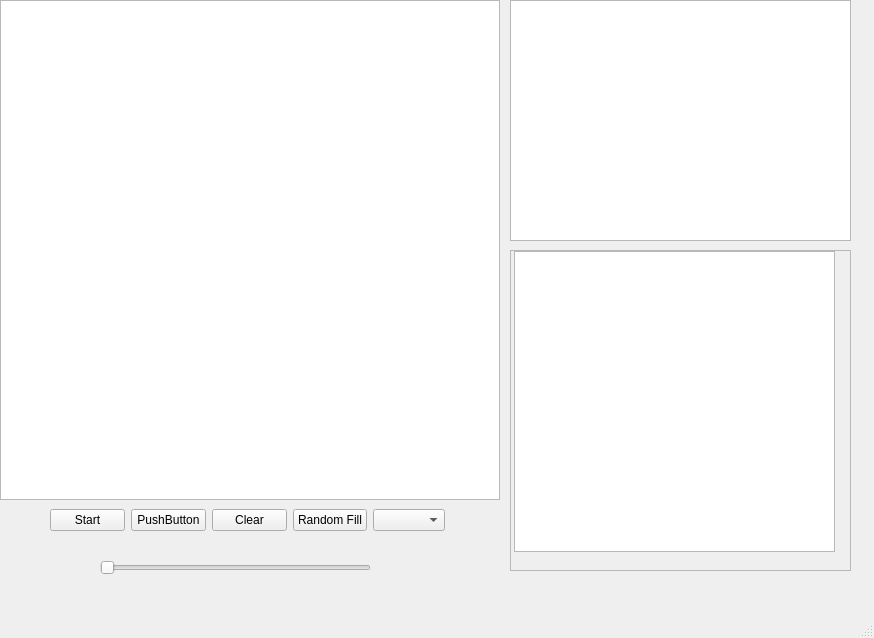
This is GameOfLife.ui in bsgmike/Optimised-Game-Of-Life as Qt 5 draws it before an edit. The edited form follows.
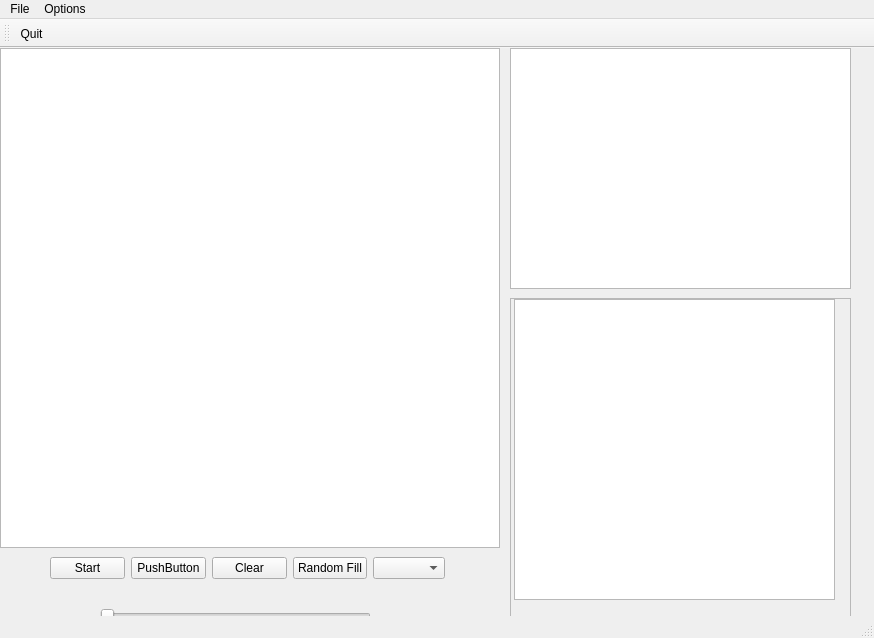
This is the edited form. Custom widgets are drawn as their Qt base class.

Commit message: added menu and tool bar

What changed in the file:
```diff
--- a/GameOfLife.ui
+++ b/GameOfLife.ui
@@ -148,8 +148,56 @@
      <height>21</height>
     </rect>
    </property>
+   <widget class="QMenu" name="menuFile">
+    <property name="title">
+     <string>File</string>
+    </property>
+    <addaction name="actionQuit"/>
+    <addaction name="actionRandom"/>
+   </widget>
+   <widget class="QMenu" name="menuOptions">
+    <property name="title">
+     <string>Options</string>
+    </property>
+    <addaction name="actionCell_Colors"/>
+    <addaction name="actionSpeed"/>
+   </widget>
+   <addaction name="menuFile"/>
+   <addaction name="menuOptions"/>
   </widget>
   <widget class="QStatusBar" name="statusbar"/>
+  <widget class="QToolBar" name="toolBar">
+   <property name="windowTitle">
+    <string>toolBar</string>
+   </property>
+   <attribute name="toolBarArea">
+    <enum>TopToolBarArea</enum>
+   </attribute>
+   <attribute name="toolBarBreak">
+    <bool>false</bool>
+   </attribute>
+   <addaction name="actionQuit"/>
+  </widget>
+  <action name="actionCell_Colors">
+   <property name="text">
+    <string>Cell Colors</string>
+   </property>
+  </action>
+  <action name="actionSpeed">
+   <property name="text">
+    <string>Speed</string>
+   </property>
+  </action>
+  <action name="actionQuit">
+   <property name="text">
+    <string>Quit</string>
+   </property>
+  </action>
+  <action name="actionRandom">
+   <property name="text">
+    <string>Random</string>
+   </property>
+  </action>
  </widget>
  <customwidgets>
   <customwidget>
```
